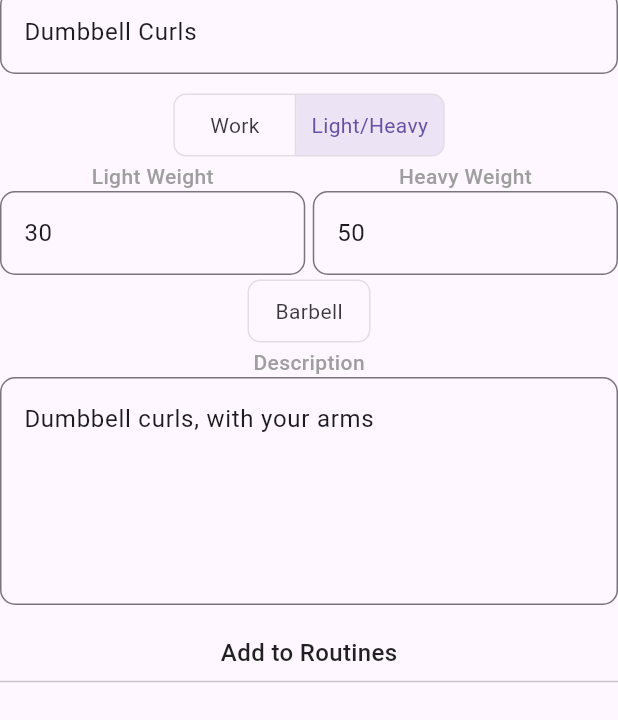
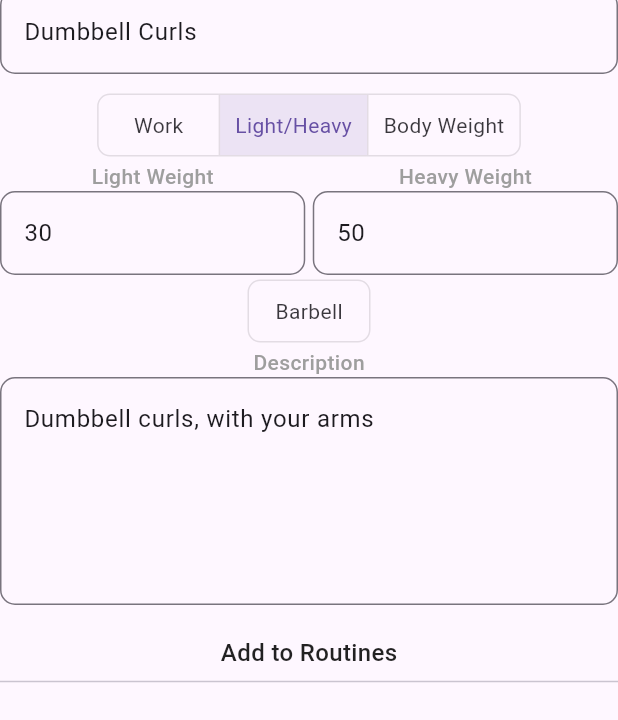
Before and after one commit to lhsteffen/IronSights, a Flutter app: the screen it shows after launch, item 3 of the bottom bar chosen, after a tap on the "edit" icon, on a phone screen of 412 x 824 dp, the part 124-844 px from its top. Run offline on Flutter 3.47's test engine with Material 3 defaults, Android fonts, the phone set to English and light mode, and no system bars.

Commit message:
Added body weight lift type. Refactored Lift object to use enum for lift type

```diff
--- a/lib/edit_lift.dart
+++ b/lib/edit_lift.dart
@@ -13,7 +13,7 @@ import 'package:iron_sights/main.dart';
 import 'package:provider/provider.dart';
 import 'lift.dart';
 
-const List<Widget> weightTypes = <Widget>[Padding(padding: EdgeInsets.only(left: 10, right: 10), child: Text("Work")), Padding(padding: EdgeInsets.only(left: 10, right: 10), child: Text("Light/Heavy"))];
+const List<Widget> weightTypes = <Widget>[Padding(padding: EdgeInsets.only(left: 10, right: 10), child: Text("Work")), Padding(padding: EdgeInsets.only(left: 10, right: 10), child: Text("Light/Heavy")), Padding(padding: EdgeInsets.only(left: 10, right: 10), child: Text("Body Weight"))];
 
 class EditLift extends StatefulWidget {
   EditLift({super.key, required this.lift});
@@ -27,7 +27,7 @@ class EditLift extends StatefulWidget {
 
 class _EditLiftState extends State<EditLift> {
 
-  late List<bool> _selectedWeightType = <bool>[!widget.lift.lightHeavySplit, widget.lift.lightHeavySplit];
+  late List<bool> _selectedWeightType = <bool>[widget.lift.isWorkWeight(), widget.lift.isLightHeavy(), widget.lift.isBodyWeight()];
   late List<bool> _selectedBarbell = <bool>[widget.lift.barbell];
   bool vertical = false;
 
@@ -106,7 +106,18 @@ class _EditLiftState extends State<EditLift> {
                 for (int i = 0; i < _selectedWeightType.length; i++) {
                   _selectedWeightType[i] = i == index;
                 }
-                widget.lift.lightHeavySplit = _selectedWeightType[1];
+
+                switch (index) {
+                  case 0:
+                    widget.lift.type = WeightType.work;
+                    break;
+                  case 1:
+                    widget.lift.type = WeightType.lightHeavy;
+                    break;
+                  case 2:
+                    widget.lift.type = WeightType.body;
+                    break;
+                }
               });
             },
             children: weightTypes,
@@ -174,7 +185,7 @@ class WeightEditEntry extends StatelessWidget {
 
   @override
   Widget build(BuildContext context) {
-    if (typeList[0] && !typeList[1]) {
+    if (typeList[0]) {
       return Column(
         mainAxisSize: MainAxisSize.min,
         children: [
@@ -201,6 +212,30 @@ class WeightEditEntry extends StatelessWidget {
               onChanged: (text) {
                 setWork(int.parse(text));
               },
+            ),
+          )
+        ],
+      );
+    } else if (typeList[2]) {
+      return Column(
+        mainAxisSize: MainAxisSize.min,
+        children: [
+          Text(
+            "Body Weight",
+            style: TextStyle(
+                fontSize: 14,
+                color: Colors.grey,
+                fontWeight: FontWeight.w500
+            ),
+          ),
+          Flexible(
+            child: TextFormField(
+              readOnly: true,
+              decoration: InputDecoration(
+                  border: OutlineInputBorder(
+                      borderRadius: BorderRadius.all(Radius.circular(10.0))
+                  )
+              ),
             ),
           )
         ],
--- a/lib/lift.dart
+++ b/lib/lift.dart
@@ -6,12 +6,13 @@
  */
 
 enum Load { work, light, heavy }
+enum WeightType { work, lightHeavy, body }
 
 class Lift {
   int id = -1;
   String name = "";
   bool barbell = false;
-  bool lightHeavySplit = false;
+  WeightType type = WeightType.work;
   int? work = 0;
   int? light = 0;
   int? heavy = 0;
@@ -23,10 +24,14 @@ class Lift {
 
   Lift.lightHeavy(this.id, this.name, this.barbell, this.light, this.heavy,
       this.desc) {
-    lightHeavySplit = true;
+    type = WeightType.lightHeavy;
   }
 
-  Lift(this.id, this.name, this.barbell, this.lightHeavySplit, this.work,
+  Lift.bodyWeight(this.id, this.name, this.desc) {
+    type = WeightType.body;
+  }
+
+  Lift(this.id, this.name, this.barbell, this.type, this.work,
       this.light, this.heavy, this.desc);
 
   // Begin getter functions
@@ -38,8 +43,20 @@ class Lift {
     return name;
   }
 
+  WeightType getWeightType() {
+    return type;
+  }
+
+  bool isWorkWeight() {
+    return type == WeightType.work;
+  }
+
   bool isLightHeavy() {
-    return lightHeavySplit;
+    return type == WeightType.lightHeavy;
+  }
+
+  bool isBodyWeight() {
+    return type == WeightType.body;
   }
 
   bool isBarbell() {
@@ -77,8 +94,8 @@ class Lift {
     this.barbell = barbell;
   }
 
-  void setLightHeavy(bool lightHeavy) {
-    lightHeavySplit = lightHeavy;
+  void setWeightType(WeightType type) {
+    this.type = type;
   }
 
   void setWork(int work) {
--- a/lib/lift_view.dart
+++ b/lib/lift_view.dart
@@ -91,7 +91,7 @@ class LiftView extends StatelessWidget {
                     )
                   ],
                 ),
-                if (lifts[index].lightHeavySplit)
+                if (lifts[index].type == WeightType.lightHeavy)
                   Expanded(
                     child: Row(
                       mainAxisAlignment: MainAxisAlignment.start,
@@ -134,6 +134,23 @@ class LiftView extends StatelessWidget {
                           )
                         )
                       ],
+                    ),
+                  )
+                else if (lifts[index].type == WeightType.body)
+                  Align(
+                    alignment: Alignment.centerLeft,
+                    child: Container(
+                      padding: const EdgeInsets.only(bottom: 8, top: 8, left: 20),
+                      child: RichText(
+                        text: TextSpan(
+                          children: <TextSpan>[
+                            TextSpan(
+                                text: "Body Weight",
+                                style: TextStyle(color: Colors.blueGrey, fontWeight: FontWeight.bold)
+                            ),
+                          ]
+                        )
+                      ),
                     ),
                   )
                 else
@@ -209,8 +226,16 @@ class LiftDetails extends StatelessWidget {
                   )
                 ),
               ),
-              if (lift.lightHeavySplit)
+              if (lift.type == WeightType.lightHeavy)
                 LightHeavyRow(lift: lift)
+              else if (lift.type == WeightType.body)
+                Text(
+                  "Body Weight",
+                  style: TextStyle(
+                    color: Colors.blueGrey,
+                    fontWeight: FontWeight.bold
+                  ),
+                )
               else
                 Row(
                   children: [
@@ -248,7 +273,7 @@ class LiftDetails extends StatelessWidget {
                         )
                       ),
                       Divider(),
-                      if (lift.lightHeavySplit)
+                      if (lift.type == WeightType.lightHeavy)
                         Column(
                           children: [
                             Text(
@@ -321,22 +346,6 @@ class LiftDetails extends StatelessWidget {
                   ),
                 ),
               ),
-              // Row(
-              //   children: [
-              //     RichText(
-              //         text: TextSpan(
-              //             text: "Barbell: ",
-              //             style: TextStyle(color: Colors.blueGrey, fontWeight: FontWeight.bold)
-              //         )
-              //     ),
-              //     Checkbox(
-              //       value: lift.isBarbell(),
-              //       onChanged: (bool? value) {
-              //         print("check");
-              //       },
-              //     )
-              //   ],
-              // ),
             ]
           )
         )
--- a/lib/test_list.dart
+++ b/lib/test_list.dart
@@ -13,8 +13,9 @@ List<Lift> createList() {
   Lift l2 = Lift.workWeightOnly(2, "Dumbbell Chest Press", false, 70, "Chest press");
   Lift l3 = Lift.lightHeavy(3, "Incline Chest Press", false, 60, 75, "Incline chest press");
   Lift l4 = Lift.workWeightOnly(4, "Bench Press", true, 205, "Bench Press");
-  Lift l5 = Lift(5, "Deadlift", true, true, 285, 225, 315, "Deadlift");
-  Lift l6 = Lift(6, "Squat", true, true, 205, 185, 225, "Barbell squats");
+  Lift l5 = Lift(5, "Deadlift", true, WeightType.work, 285, 225, 315, "Deadlift");
+  Lift l6 = Lift(6, "Squat", true, WeightType.lightHeavy, 205, 185, 225, "Barbell squats");
+  Lift l7 = Lift.bodyWeight(7, "Push Ups", "Push Ups");
 
   list.add(l1);
   list.add(l2);
@@ -22,6 +23,7 @@ List<Lift> createList() {
   list.add(l4);
   list.add(l5);
   list.add(l6);
+  list.add(l7);
 
   return list;
 }
```
Also changed, not shown: lib/new_lift.dart (+39 -4 lines).
